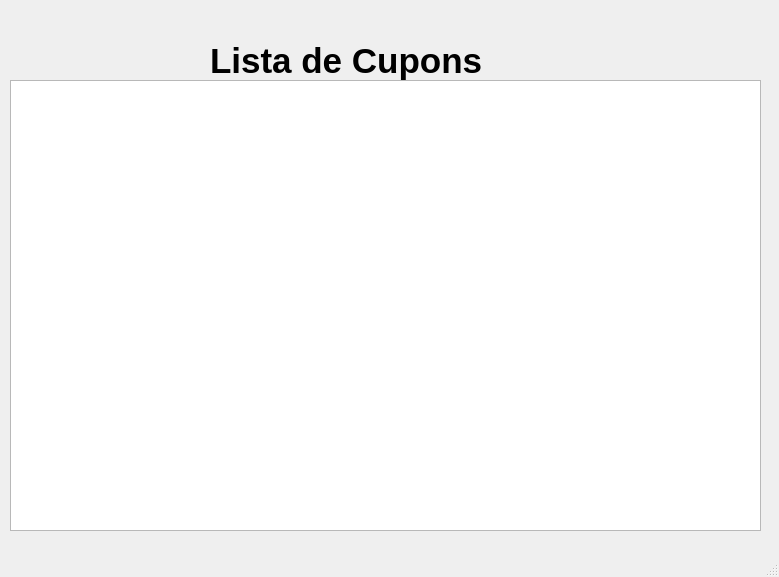
First picture: the form in list.ui, repository bruno-bert/nfpauto, before the edit.
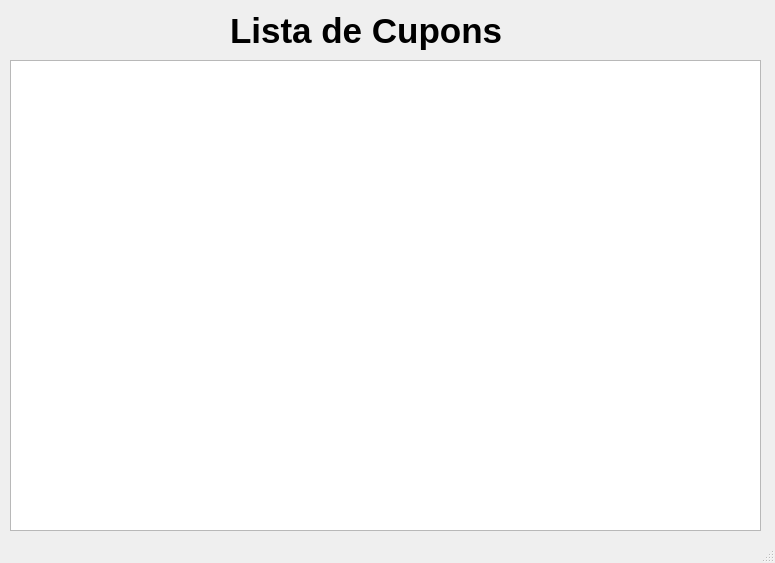
Second picture: the form after the edit.

Diff of the .ui file:
```diff
--- a/list.ui
+++ b/list.ui
@@ -6,8 +6,8 @@
    <rect>
     <x>0</x>
     <y>0</y>
-    <width>779</width>
-    <height>577</height>
+    <width>775</width>
+    <height>563</height>
    </rect>
   </property>
   <property name="windowTitle">
@@ -17,8 +17,8 @@
    <widget class="QLabel" name="label">
     <property name="geometry">
      <rect>
-      <x>210</x>
-      <y>40</y>
+      <x>230</x>
+      <y>10</y>
       <width>281</width>
       <height>41</height>
      </rect>
@@ -39,9 +39,9 @@
     <property name="geometry">
      <rect>
       <x>10</x>
-      <y>80</y>
+      <y>60</y>
       <width>751</width>
-      <height>451</height>
+      <height>471</height>
      </rect>
     </property>
     <property name="font">
```
Left out of the diff: 2 changed lines with no effect on the pictures.
